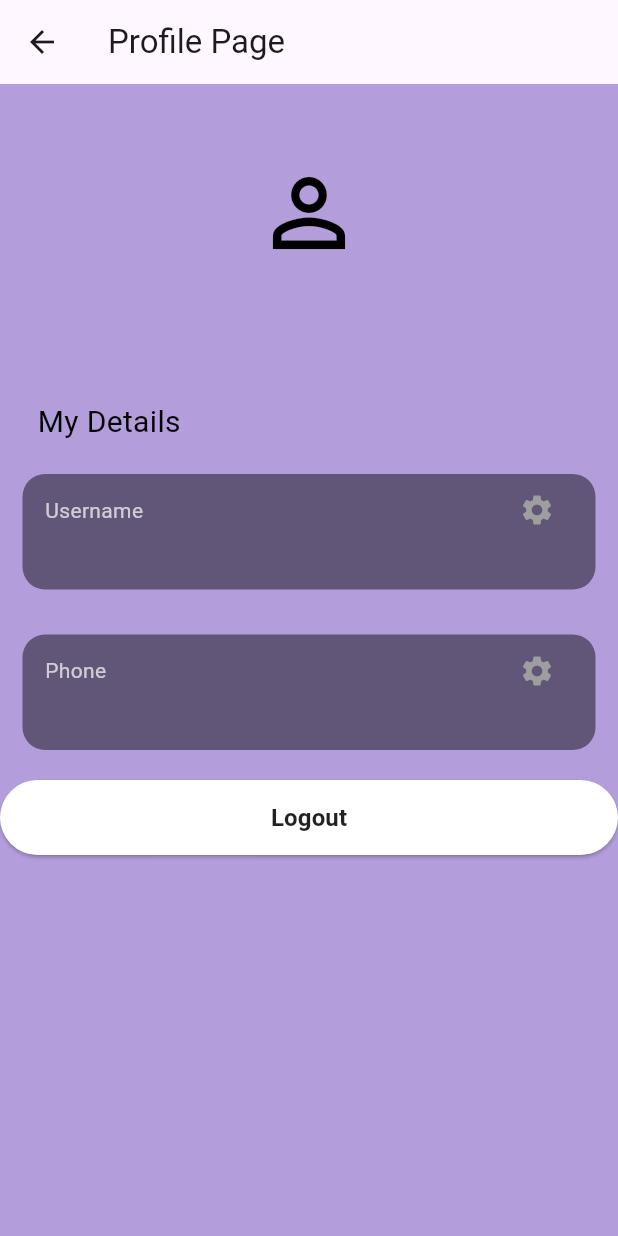
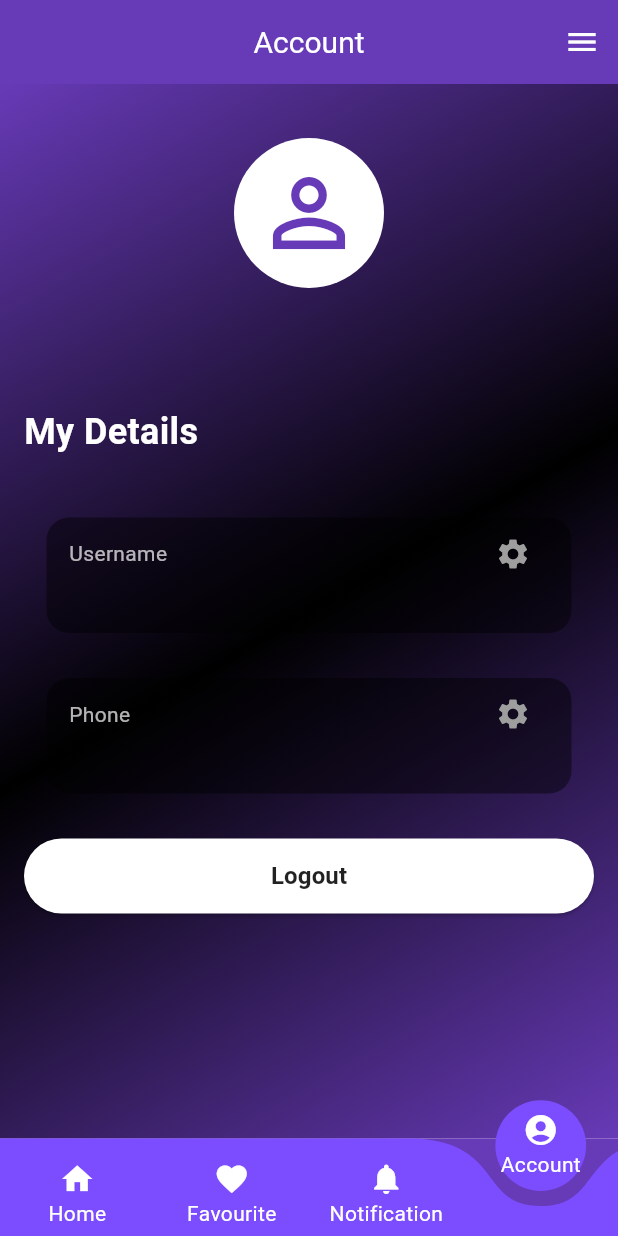
Before and after one commit to alim-55/KICKXX, a Flutter app: the screen it shows once a user with an empty profile is signed in, item 4 of the bottom bar chosen, on a phone screen of 412 x 824 dp. Run offline on Flutter 3.47's test engine with Material 3 defaults, Android fonts, the phone set to English and light mode, and no system bars; drawn by our look-alikes of curved_navigation_bar; our stand-ins replace cloud_firestore, firebase_auth, firebase_core, fluttertoast; accounts and stored records are empty; network calls fail.

Commit message:
navigation complete

```diff
--- a/lib/AccountPage.dart
+++ b/lib/AccountPage.dart
@@ -1,31 +1,36 @@
-
-
+import 'package:flutter/material.dart';
 import 'package:cloud_firestore/cloud_firestore.dart';
 import 'package:firebase_auth/firebase_auth.dart';
-import 'package:flutter/material.dart';
 import 'package:kickxx/reusable_widget.dart';
 import 'package:kickxx/signin_screen.dart';
 import 'package:provider/provider.dart';
 import 'signup_screen.dart';
 import 'text_box.dart';
+import 'package:kickxx/NotificationPage.dart';
+import 'package:kickxx/AccountPage.dart';
+import 'package:kickxx/FavoritePage.dart';
+import 'package:curved_navigation_bar/curved_navigation_bar.dart';
+import 'package:kickxx/HomePage.dart';
+
 class AccountPage extends StatefulWidget {
-  const AccountPage({super.key});
+  const AccountPage({Key? key}) : super(key: key);
 
   @override
-  State<AccountPage> createState() => _AccountPageState();
+  _AccountPageState createState() => _AccountPageState();
 }
 
 class _AccountPageState extends State<AccountPage> {
+  final currentUser = FirebaseAuth.instance.currentUser!;
+  final userCollection = FirebaseFirestore.instance.collection("users");
 
- final currentUser =FirebaseAuth.instance.currentUser!;
-
- final userCollection= FirebaseFirestore.instance.collection("users");
- Future<void>editField(String field)async {
-   String newValue ="";
-   await showDialog(context: context,
-     builder: (context)=>AlertDialog(
+  Future<void> editField(String field) async {
+    String newValue = "";
+    await showDialog(
+      context: context,
+      builder: (context) => AlertDialog(
         backgroundColor: Colors.deepPurple[200],
-     title: Text("Edit $field",
+        title: Text(
+          "Edit $field",
           style: TextStyle(color: Colors.white),
         ),
         content: TextField(
@@ -35,102 +40,132 @@ class _AccountPageState extends State<AccountPage> {
             hintText: "Enter new $field",
             hintStyle: TextStyle(color: Colors.grey),
           ),
-       onChanged: (value){
-         newValue=value;
+          onChanged: (value) {
+            newValue = value;
           },
         ),
         actions: [
           TextButton(
-         child:Text( "Cancel",style: TextStyle(color: Colors.black),),
-       onPressed: ()=>Navigator.pop(context),),
-
+            child: Text(
+              "Cancel",
+              style: TextStyle(color: Colors.black),
+            ),
+            onPressed: () => Navigator.pop(context),
+          ),
           TextButton(
-         child:Text( "Save",style: TextStyle(color: Colors.black),),
-         onPressed: ()=>Navigator.of(context).pop(newValue),),
+            child: Text(
+              "Save",
+              style: TextStyle(color: Colors.black),
+            ),
+            onPressed: () => Navigator.of(context).pop(newValue),
+          ),
         ],
       ),
-
     );
 
-   //Update n firestore
-
-   if(newValue.length>0){
-     await userCollection.doc(currentUser.email).update({field:newValue});
+    // Update in firestore
+    if (newValue.length > 0) {
+      await userCollection.doc(currentUser.email).update({field: newValue});
+    }
   }
 
- }
   @override
   Widget build(BuildContext context) {
-    return  Scaffold(
+    return Scaffold(
       appBar: AppBar(
-        title: Text("Profile Page"),
+        title: Text(
+          'Account',
+          style: TextStyle(color: Colors.white, fontSize: 20),
+        ),
+        centerTitle: true,
+        backgroundColor: Colors.deepPurple,
+        actions: [
+          IconButton(
+            onPressed: () => {},
+            icon: Icon(Icons.menu, color: Colors.white),
+          ),
+        ],
       ),
       body: Container(
         decoration: BoxDecoration(
-          //gradient: LinearGradient(colors: [Colors.black,Colors.deepPurple,Colors.black,Colors.deepPurple,Colors.black,Colors.deepPurple,Colors.black],
-              //[Colors.black, Colors.black, Colors.black],
-              //[Color(0xFF0F52BA), Color(0xFFC0C0C0)],
-             // begin: Alignment.topLeft, end: Alignment.bottomRight),
-          color: Colors.deepPurple[200]
+          gradient: LinearGradient(
+            colors: [
+              Colors.deepPurple,
+              Colors.black,
+              Colors.deepPurple,
+            ],
+            begin: Alignment.topLeft,
+            end: Alignment.bottomRight,
+          ),
         ),
         child: StreamBuilder<DocumentSnapshot>(
-          stream: FirebaseFirestore.instance.collection("users").doc(currentUser.email).snapshots(),
-          builder: (context, snapshot){
-            if(snapshot.hasData && snapshot.data!.data() != null){
-              final userData= snapshot.data!.data() as Map<String, dynamic>;
+          stream: FirebaseFirestore.instance
+              .collection("users")
+              .doc(currentUser.email)
+              .snapshots(),
+          builder: (context, snapshot) {
+            if (snapshot.hasData && snapshot.data!.data() != null) {
+              final userData = snapshot.data!.data() as Map<String, dynamic>;
               return ListView(
+                padding: EdgeInsets.all(16),
                 children: [
-                  SizedBox(height: 50),
-
-                  Icon(
-                    Icons.person_outline,size: 72,
-                    color: Colors.black,
-                  ),
-
-                  SizedBox(height: 10),
-
-                  Text(
-                    currentUser.email!,
-                    textAlign: TextAlign.center,
-                    style: TextStyle(color: Colors.black,
-                      fontSize: 20),
-                  ),
-                  SizedBox(height: 50),
-
-                  Padding(
-                      padding: EdgeInsets.only(left: 25.0),
-                  child: Text(
-                    "My Details",
-                    style: TextStyle(color: Colors.black,
-                      fontSize: 20
+                  SizedBox(height: 20),
+                  Center(
+                    child: CircleAvatar(
+                      radius: 50,
+                      backgroundColor: Colors.white,
+                      child: Icon(
+                        Icons.person_outline,
+                        size: 72,
+                        color: Colors.deepPurple,
                       ),
                     ),
                   ),
-
+                  SizedBox(height: 20),
+                  Center(
+                    child: Text(
+                      currentUser.email!,
+                      textAlign: TextAlign.center,
+                      style: TextStyle(
+                        color: Colors.white,
+                        fontSize: 20,
+                      ),
+                    ),
+                  ),
+                  SizedBox(height: 30),
+                  Text(
+                    "My Details",
+                    style: TextStyle(
+                      color: Colors.white,
+                      fontSize: 24,
+                      fontWeight: FontWeight.bold,
+                    ),
+                  ),
+                  SizedBox(height: 20),
                   TextBox(
-                    text:userData["User name"],
+                    text: userData["User name"],
                     sectionName: 'Username',
-                    onPressed: ()=>editField('User name'),
-                  ),
-
-                  SizedBox(height: 10),
-
-                  TextBox(
-                    text:userData["Phone"],
-                    sectionName: 'Phone',
-                    onPressed: ()=>editField('Phone'),
+                    onPressed: () => editField('User name'),
                   ),
                   SizedBox(height: 10),
-
-                  firebaseButton(context, "Logout", (){
+                  TextBox(
+                    text: userData["Phone"],
+                    sectionName: 'Phone',
+                    onPressed: () => editField('Phone'),
+                  ),
+                  SizedBox(height: 20),
+                  firebaseButton(context, "Logout", () {
                     FirebaseAuth.instance.signOut();
-                    Navigator.push(context, MaterialPageRoute(builder: (context) =>SignInScreen()));
+                    Navigator.push(
+                      context,
+                      MaterialPageRoute(builder: (context) => SignInScreen()),
+                    );
                   }),
                 ],
               );
-            } else if(snapshot.hasError){
+            } else if (snapshot.hasError) {
               return Center(
-                child: Text("Error${snapshot.error}"),
+                child: Text("Error ${snapshot.error}"),
               );
             }
             return Center(child: CircularProgressIndicator());
--- /dev/null
+++ b/lib/BottomNavigation.dart
@@ -0,0 +1,53 @@
+import 'package:flutter/material.dart';
+import 'package:curved_navigation_bar/curved_navigation_bar.dart';
+import 'package:kickxx/NotificationPage.dart';
+import 'package:kickxx/AccountPage.dart';
+import 'package:kickxx/FavoritePage.dart';
+import 'package:kickxx/HomePage.dart';
+
+class BottomNavigation extends StatefulWidget {
+  @override
+  _NavigateState createState() => _NavigateState();
+}
+
+class _NavigateState extends State<BottomNavigation> {
+  int index = 0;
+
+  final screens = [
+    HomePage(),
+    FavoritePage(),
+    NotificationPage(),
+    AccountPage(),
+  ];
+
+  @override
+  Widget build(BuildContext context) => Scaffold(
+    body: screens[index],
+    bottomNavigationBar: CurvedNavigationBar(
+      height: 65,
+      index: index,
+      backgroundColor: Colors.deepPurple,
+      color: Colors.deepPurpleAccent.shade200,
+      animationDuration: Duration(milliseconds: 300),
+      onTap: (selectedIndex) {
+        setState(() => index = selectedIndex);
+      },
+      items: [
+        _buildNavItem(Icons.home, 'Home'),
+        _buildNavItem(Icons.favorite, 'Favourite'),
+        _buildNavItem(Icons.notifications, 'Notification'),
+        _buildNavItem(Icons.account_circle, 'Account'),
+      ],
+    ),
+  );
+  Widget _buildNavItem(IconData icon, String label) {
+    return Column(
+      mainAxisAlignment: MainAxisAlignment.center,
+      children: [
+        Icon(icon, color: Colors.white),
+        SizedBox(height: 0.5),
+        Text(label, style: TextStyle(color: Colors.white)),
+      ],
+    );
+  }
+}
--- a/lib/FavoritePage.dart
+++ b/lib/FavoritePage.dart
@@ -6,7 +6,7 @@ class FavoritePage extends StatelessWidget {
     return Scaffold(
       appBar: AppBar(
         title: Text(
-          'KICKXX',
+          'Favourite',
           style: TextStyle(color: Colors.white, fontSize: 20),
         ),
         centerTitle: true,
--- a/lib/NotificationPage.dart
+++ b/lib/NotificationPage.dart
@@ -6,7 +6,7 @@ class NotificationPage extends StatelessWidget {
     return Scaffold(
       appBar: AppBar(
         title: Text(
-          'KICKXX',
+          'Notifications',
           style: TextStyle(color: Colors.white, fontSize: 20),
         ),
         centerTitle: true,
--- a/lib/main.dart
+++ b/lib/main.dart
@@ -1,10 +1,10 @@
 import 'package:firebase_auth/firebase_auth.dart';
 import 'package:firebase_core/firebase_core.dart';
 import 'package:flutter/material.dart';
-
+import 'package:curved_navigation_bar/curved_navigation_bar.dart';
 import 'package:kickxx/signin_screen.dart';
 import 'HomePage.dart';
-
+import 'package:kickxx/BottomNavigation.dart';
 import 'firebase_options.dart';
 
 
@@ -17,10 +17,10 @@ void main() async {
 }
 class MyApp extends StatefulWidget {
   const MyApp({super.key});
-
   @override
   State<MyApp> createState() => _MyAppState();
 }
+
 
 class _MyAppState extends State<MyApp> {
   var islogin=false;
@@ -33,7 +33,6 @@ class _MyAppState extends State<MyApp> {
 
         });
       }
-
     });
   }
   void initState(){
@@ -42,13 +41,22 @@ class _MyAppState extends State<MyApp> {
   }
   @override
   Widget build(BuildContext context) {
-    //auth.signOut();
     return MaterialApp(
       debugShowCheckedModeBanner: false,
-    home: islogin? HomePage(): SignInScreen(),
+      home: islogin ? HomeWithBottomNavigation() : SignInScreen(),
     );
   }
 }
+
+class HomeWithBottomNavigation extends StatelessWidget {
+  @override
+  Widget build(BuildContext context) {
+    return Scaffold(
+      body: BottomNavigation(),
+    );
+  }
+}
+
 
 /*class MyApp extends  StatefulWidget{
   const MyApp({super.key});
```
Also changed, not shown: lib/HomePage.dart (+8 -99 lines), lib/row_items.dart (+12 -5 lines). Lines whose indentation alone changed are shown as unchanged.
